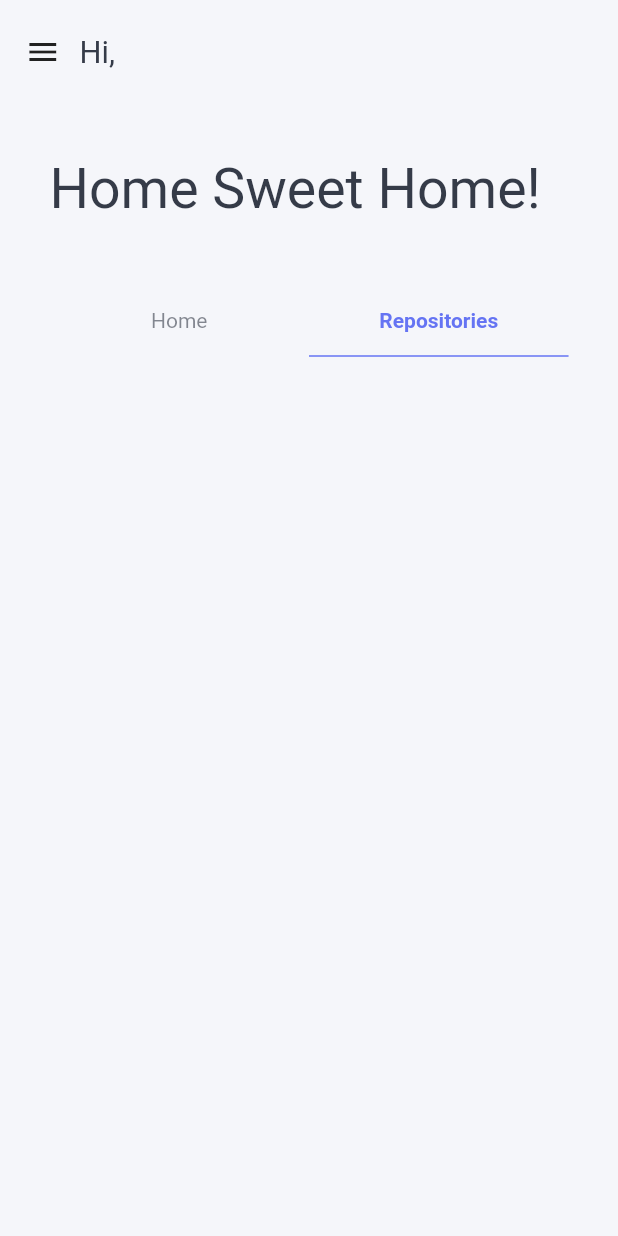
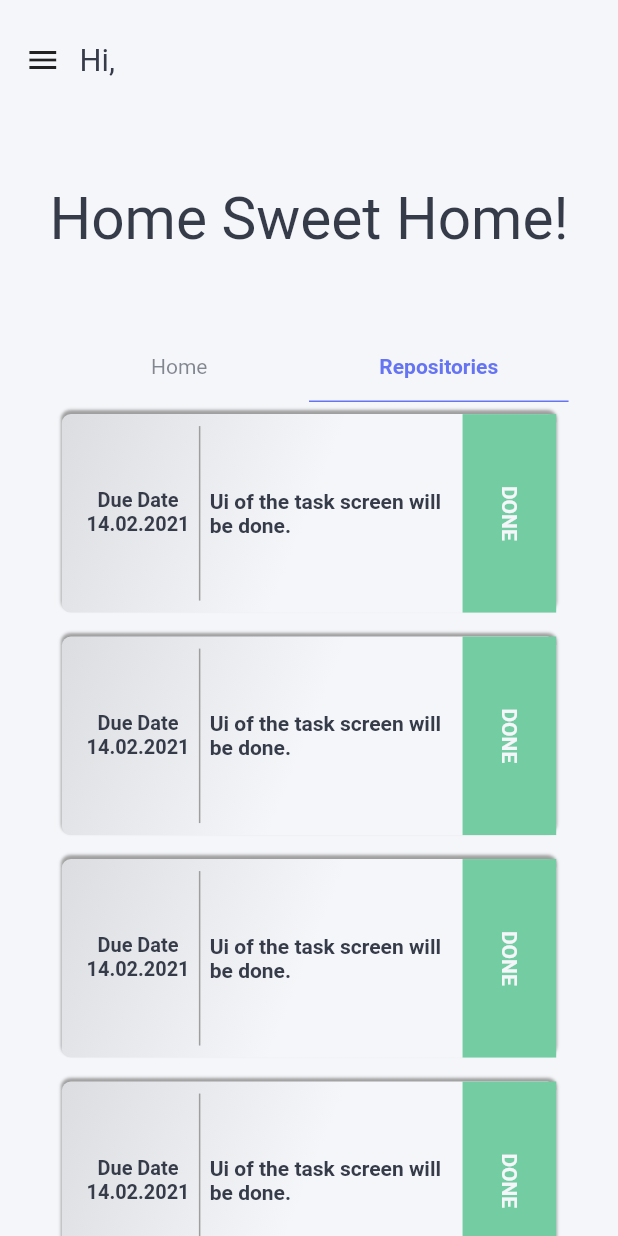
Before and after one commit to aytugsevgi/OnlineTeamManagement, a Flutter app: the HomeView screen opened directly, tab 2 chosen, on a phone screen of 412 x 824 dp. Run offline on Flutter 3.47's test engine with Material 2 defaults, Android fonts, the phone set to English and light mode, and no system bars; drawn by our look-alikes of flutter_zoom_drawer; our stand-ins replace cloud_firestore, firebase_auth, flushbar; missing offline and left inert: awesome_page_transitions; accounts and stored records are empty.

Commit message:
task view

```diff
--- a/lib/service/user_service.dart
+++ b/lib/service/user_service.dart
@@ -50,15 +50,15 @@ class UserService {
 
       List<String> membershipList =
           (await AuthService().currentUser()).membership;
-
+      print(membershipList.length);
       for (var x in membershipList) {
         DocumentSnapshot currentTeam =
             await _firestore.collection("teams").document(x).get();
         Map<String, dynamic> temp = currentTeam.data;
         Team team = Team.fromJson(temp);
         foundTeamList.add(team);
-        return foundTeamList;
       }
+      return foundTeamList;
     } catch (e) {
       print("DEBUG: Error couldn't get user's tems $e");
       return null;
--- a/lib/view/chat_view/chat_view.dart
+++ b/lib/view/chat_view/chat_view.dart
@@ -58,7 +58,7 @@ class ChatView extends StatelessWidget {
         onPressed: () => Navigator.pop(context),
       ),
       title: Text(
-        "Uh, Privacy Is Important",
+        "Promise, I'm Not Looking",
         style: context.themeData.textTheme.headline
             .copyWith(fontSize: 18, color: context.themeData.primaryColorDark),
       ),
--- a/lib/view/home_view/home_view.dart
+++ b/lib/view/home_view/home_view.dart
@@ -10,6 +10,8 @@ import 'package:online_team_management/view/chat_view/chat_detail_view.dart';
 import 'package:online_team_management/view/chat_view/chat_view.dart';
 import 'package:online_team_management/view/home_view/widget/home_card.dart';
 import 'package:online_team_management/view/home_view/widget/settings_view.dart';
+import 'package:online_team_management/view/repo_view/repo_view.dart';
+import 'package:online_team_management/view/task_view/task_view.dart';
 import 'package:online_team_management/view/team_view/team_view.dart';
 import 'package:online_team_management/widget/fade_route.dart';
 import 'package:online_team_management/widget/loading_view.dart';
@@ -36,12 +38,12 @@ class HomeView extends StatelessWidget {
             slideWidth: MediaQuery.of(context).size.width * .65,
             openCurve: Curves.fastOutSlowIn,
             closeCurve: Curves.fastOutSlowIn,
-            mainScreen: mainScreen(context, snapshot),
+            mainScreen: mainScreen(context, snapshot.data),
           );
         });
   }
 
-  Scaffold mainScreen(BuildContext context, AsyncSnapshot<User> snapshot) {
+  Scaffold mainScreen(BuildContext context, User user) {
     return Scaffold(
         backgroundColor: context.themeData.primaryColorLight,
         body: SafeArea(
@@ -73,7 +75,7 @@ class HomeView extends StatelessWidget {
                         width: 10,
                       ),
                       Text(
-                        "Hi, ${snapshot.data.firstName}",
+                        "Hi, ${user.firstName}",
                         textAlign: TextAlign.center,
                         style: TextStyle(
                             color: context.themeData.primaryColorDark,
@@ -135,15 +137,14 @@ class HomeView extends StatelessWidget {
                           flex: 63,
                           child: TabBarView(
                             children: [
-                              homeTab(context, snapshot.data),
-                              repoTab(),
+                              homeTab(context, user),
+                              RepoView(),
                             ],
                           ))
                     ],
                   ),
                 ),
               ),
-              Spacer(flex: 13),
             ],
           ),
         ));
@@ -194,6 +195,13 @@ Widget homeTab(BuildContext context, User user) {
                     icon: CupertinoIcons.bookmark_solid,
                     title: "Task",
                     subtitle: "See your tasks",
+                    onTap: () {
+                      Navigator.of(context).push(
+                        FadeRoute(
+                          page: TaskView(),
+                        ),
+                      );
+                    },
                   ),
                 ),
                 Spacer(flex: 2),
@@ -244,7 +252,8 @@ Widget homeTab(BuildContext context, User user) {
                 Spacer(flex: 2),
               ],
             ),
-          ))
+          )),
+      Spacer(flex: 20),
     ],
   );
 }
--- /dev/null
+++ b/lib/view/repo_view/repo_view.dart
@@ -0,0 +1,121 @@
+import 'package:cloud_firestore/cloud_firestore.dart';
+import 'package:flutter/material.dart';
+import 'package:online_team_management/model/Task.dart';
+import 'package:online_team_management/util/extension.dart';
+import 'package:online_team_management/view/task_view/widget/task_card.dart';
+
+class RepoView extends StatelessWidget {
+  @override
+  Widget build(BuildContext context) {
+    return ListView(
+      shrinkWrap: true,
+      children: [
+        SizedBox(
+          height: context.dynamicHeight(0.18),
+          width: context.dynamicWidth(1),
+          child: Padding(
+            padding: EdgeInsets.symmetric(
+              horizontal: context.dynamicHeight(0.05),
+            ),
+            child: TaskCard(
+              isDone: true,
+              colors: [
+                Color(0xFF74CCA2),
+                Color(0xFF74CCA2),
+                Color(0xFF9EE8D1),
+              ],
+              task: Task(
+                  content: "Hello",
+                  members: ["1", "2"],
+                  dueDate: Timestamp.now()),
+            ),
+          ),
+        ),
+        SizedBox(
+          height: context.dynamicHeight(0.18),
+          width: context.dynamicWidth(1),
+          child: Padding(
+            padding: EdgeInsets.symmetric(
+              horizontal: context.dynamicHeight(0.05),
+            ),
+            child: TaskCard(
+              isDone: true,
+              colors: [
+                Color(0xFF74CCA2),
+                Color(0xFF74CCA2),
+                Color(0xFF9EE8D1),
+              ],
+              task: Task(
+                  content: "Hello",
+                  members: ["1", "2"],
+                  dueDate: Timestamp.now()),
+            ),
+          ),
+        ),
+        SizedBox(
+          height: context.dynamicHeight(0.18),
+          width: context.dynamicWidth(1),
+          child: Padding(
+            padding: EdgeInsets.symmetric(
+              horizontal: context.dynamicHeight(0.05),
+            ),
+            child: TaskCard(
+              isDone: true,
+              colors: [
+                Color(0xFF74CCA2),
+                Color(0xFF74CCA2),
+                Color(0xFF9EE8D1),
+              ],
+              task: Task(
+                  content: "Hello",
+                  members: ["1", "2"],
+                  dueDate: Timestamp.now()),
+            ),
+          ),
+        ),
+        SizedBox(
+          height: context.dynamicHeight(0.18),
+          width: context.dynamicWidth(1),
+          child: Padding(
+            padding: EdgeInsets.symmetric(
+              horizontal: context.dynamicHeight(0.05),
+            ),
+            child: TaskCard(
+              isDone: true,
+              colors: [
+                Color(0xFF74CCA2),
+                Color(0xFF74CCA2),
+                Color(0xFF9EE8D1),
+              ],
+              task: Task(
+                  content: "Hello",
+                  members: ["1", "2"],
+                  dueDate: Timestamp.now()),
+            ),
+          ),
+        ),
+        SizedBox(
+          height: context.dynamicHeight(0.18),
+          width: context.dynamicWidth(1),
+          child: Padding(
+            padding: EdgeInsets.symmetric(
+              horizontal: context.dynamicHeight(0.05),
+            ),
+            child: TaskCard(
+              isDone: true,
+              colors: [
+                Color(0xFF74CCA2),
+                Color(0xFF74CCA2),
+                Color(0xFF9EE8D1),
+              ],
+              task: Task(
+                  content: "Hello",
+                  members: ["1", "2"],
+                  dueDate: Timestamp.now()),
+            ),
+          ),
+        ),
+      ],
+    );
+  }
+}
--- /dev/null
+++ b/lib/view/task_view/widget/task_card.dart
@@ -0,0 +1,120 @@
+import 'dart:math';
+
+import 'package:flutter/cupertino.dart';
+import 'package:flutter/material.dart';
+import 'package:online_team_management/model/Task.dart';
+import 'package:online_team_management/theme/theme.dart';
+import 'package:online_team_management/util/extension.dart';
+
+class TaskCard extends StatelessWidget {
+  Task task;
+  List<Color> colors;
+  bool isDone;
+  TaskCard(
+      {Key key,
+      this.task,
+      this.isDone,
+      this.colors = const [
+        Color(0xFF3F51EB),
+        Color(0xFF3F51EB),
+        Color(0xFF9EA8FB),
+      ]})
+      : super(key: key);
+  @override
+  Widget build(BuildContext context) {
+    return Padding(
+      padding: EdgeInsets.symmetric(vertical: 8.0),
+      child: Container(
+          padding: EdgeInsets.only(left: context.dynamicWidth(0.04)),
+          decoration: BoxDecoration(
+              borderRadius: BorderRadius.circular(6),
+              gradient: LinearGradient(colors: [
+                context.themeData.primaryColor,
+                context.themeData.primaryColorLight,
+                context.themeData.primaryColorLight,
+              ], begin: Alignment.topLeft, end: Alignment.bottomRight),
+              boxShadow: [
+                BoxShadow(
+                  color: Colors.grey,
+                  spreadRadius: 0.1,
+                  blurRadius: 1,
+                  offset: Offset(0, -2),
+                ),
+              ]),
+          child: Row(
+            crossAxisAlignment: CrossAxisAlignment.center,
+            children: <Widget>[
+              Expanded(
+                flex: 22,
+                child: FittedBox(
+                  child: Text("Due Date\n14.02.2021",
+                      textAlign: TextAlign.center,
+                      style: themeLight.textTheme.bodyText1.copyWith(
+                          fontSize: 10,
+                          color: context.themeData.primaryColorDark,
+                          fontWeight: FontWeight.w700)),
+                ),
+              ),
+              Spacer(flex: 2),
+              Padding(
+                padding: EdgeInsets.symmetric(vertical: 8.0),
+                child: Container(
+                  width: 1,
+                  color: Colors.grey,
+                ),
+              ),
+              Spacer(flex: 2),
+              Expanded(
+                flex: 52,
+                child: Text("Ui of the task screen will be done.",
+                    style: themeLight.textTheme.bodyText1.copyWith(
+                        color: context.themeData.primaryColorDark,
+                        fontWeight: FontWeight.bold)),
+              ),
+              Spacer(
+                flex: 2,
+              ),
+              Expanded(
+                flex: 20,
+                child: cardRightArea(context, isDone),
+              )
+            ],
+          )),
+    );
+  }
+
+  Container cardRightArea(BuildContext context, bool isDone) {
+    if (isDone) {
+      return Container(
+        color: Color(0xFF74CCA2),
+        width: double.infinity,
+        height: double.infinity,
+        child: Center(
+          child: Transform.rotate(
+            angle: pi / 2.0,
+            child: Text("DONE",
+                style: themeLight.textTheme.bodyText1.copyWith(
+                    color: context.themeData.primaryColorLight,
+                    fontWeight: FontWeight.bold)),
+          ),
+        ),
+      );
+    }
+    return Container(
+      color: Color(0xFFD79B3B),
+      width: double.infinity,
+      height: double.infinity,
+      child: Center(
+        child: Transform.rotate(
+          angle: pi / 2.0,
+          child: FittedBox(
+            child: Text("PROGRESS",
+                style: themeLight.textTheme.bodyText1.copyWith(
+                    color: context.themeData.primaryColorLight,
+                    fontWeight: FontWeight.bold)),
+          ),
+        ),
+      ),
+    );
+  }
+}
```
Also changed, not shown: lib/model/Team.dart (+9 -9 lines), lib/view/task_view/task_detail.dart (added, +25 -0 lines), lib/view/task_view/task_view.dart (added, +101 -0 lines), lib/view/team_view/team_view.dart (+32 -28 lines), lib/view/team_view/widget/team_card.dart (+15 -6 lines).
